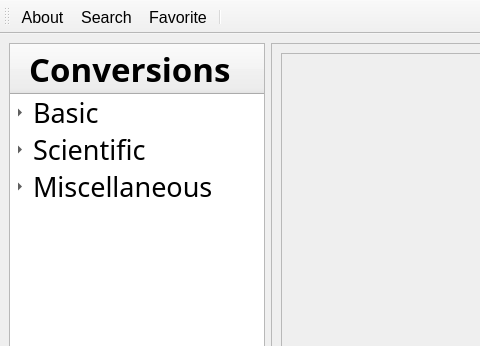
First picture: the form in mainwindow.ui, repository 30vam/cute-converter, before the edit; both pictures show x 0 to 480 and y 0 to 346 of the 1280 by 839 pixel window.
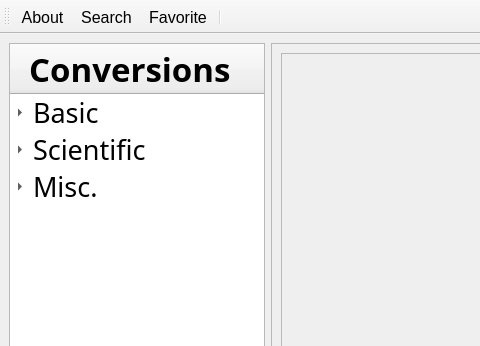
Second picture: the form after the edit. Icons and pictures are not drawn.

Commit message: Added icon for misc. in treeWidget

```diff
--- a/mainwindow.ui
+++ b/mainwindow.ui
@@ -415,7 +415,7 @@
       </item>
       <item>
        <property name="text">
-        <string>Miscellaneous</string>
+        <string>Misc.</string>
        </property>
        <property name="font">
         <font>
```
Left out of the diff: 4 changed lines with no effect on the pictures. The commit also changes 3 other files.
